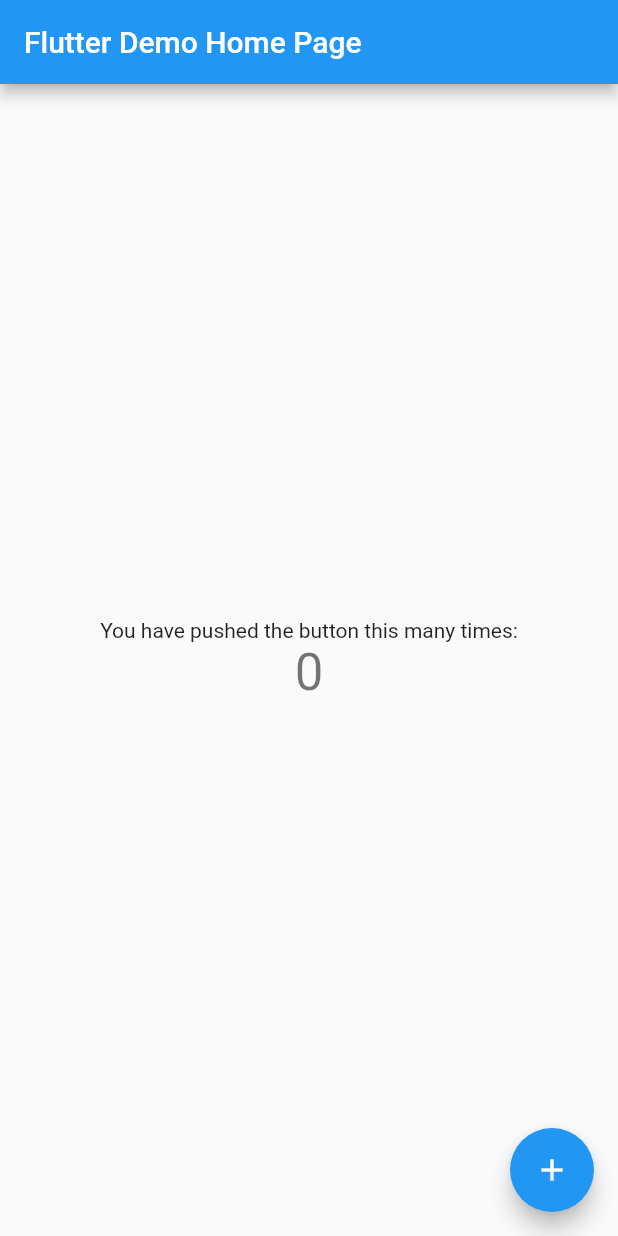
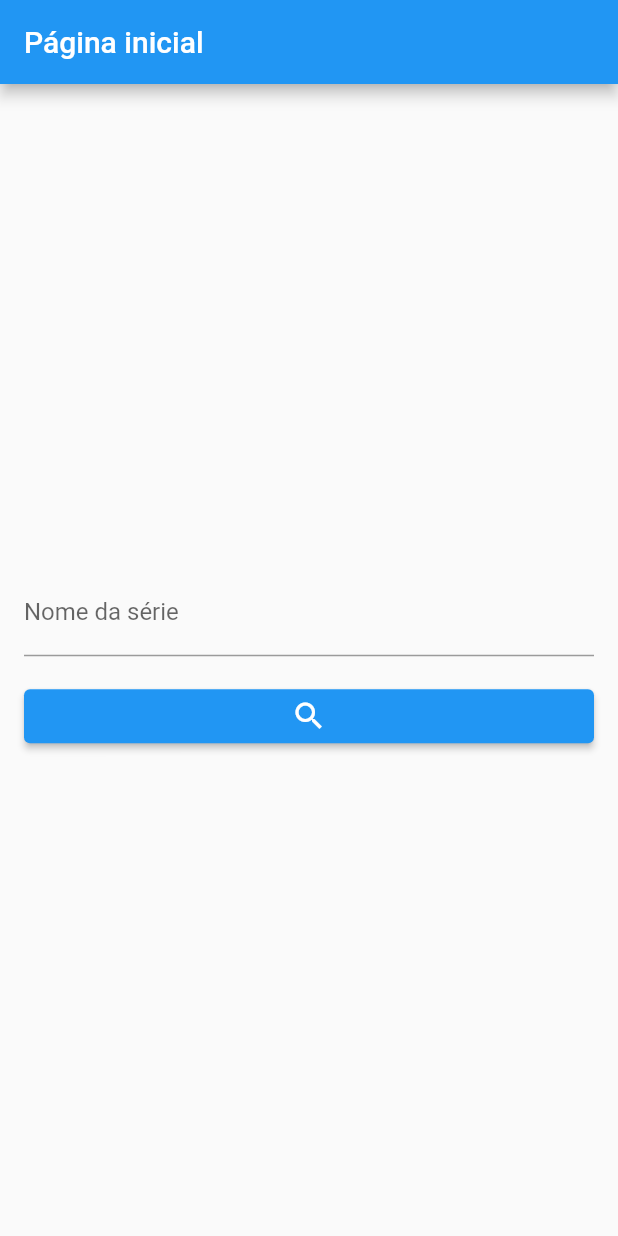
Before and after one commit to luizeduardoufg/series_app, a Flutter app: the screen it shows after launch, on a phone screen of 412 x 824 dp. Run offline on Flutter 3.47's test engine with Material 2 defaults, Android fonts, the phone set to English and light mode, and no system bars; missing offline and left inert: http_interceptor.

Commit message:
Series App - Search completed

```diff
--- /dev/null
+++ b/lib/components/searchbar.dart
@@ -0,0 +1,41 @@
+import 'package:flutter/material.dart';
+import 'package:series/screens/search_result.dart';
+
+class SearchBar extends StatelessWidget {
+  final TextEditingController _controller = TextEditingController();
+
+  @override
+  Widget build(BuildContext context) {
+    return Center(
+      child: Column(
+        mainAxisAlignment: MainAxisAlignment.center,
+        children: [
+          Padding(
+            padding: const EdgeInsets.all(16.0),
+            child: TextField(
+              controller: _controller,
+              decoration: InputDecoration(
+                labelText: 'Nome da série',
+                hintText: 'Arrow',
+              ),
+              style: TextStyle(),
+            ),
+          ),
+          Padding(
+            padding: const EdgeInsets.fromLTRB(16.0, 0, 16.0, 16.0),
+            child: SizedBox(
+              width: double.infinity,
+              child: ElevatedButton(
+                onPressed: () {
+                  Navigator.of(context).push(MaterialPageRoute(
+                      builder: (context) => SearchResult(_controller.text)));
+                },
+                child: Icon(Icons.search),
+              ),
+            ),
+          ),
+        ],
+      ),
+    );
+  }
+}
--- a/lib/main.dart
+++ b/lib/main.dart
@@ -1,113 +1,13 @@
 import 'package:flutter/material.dart';
+import 'package:series/screens/home.dart';
 
-void main() {
-  runApp(MyApp());
-}
+void main() => runApp(App());
 
-class MyApp extends StatelessWidget {
-  // This widget is the root of your application.
+class App extends StatelessWidget {
   @override
   Widget build(BuildContext context) {
     return MaterialApp(
-      title: 'Flutter Demo',
-      theme: ThemeData(
-        // This is the theme of your application.
-        //
-        // Try running your application with "flutter run". You'll see the
-        // application has a blue toolbar. Then, without quitting the app, try
-        // changing the primarySwatch below to Colors.green and then invoke
-        // "hot reload" (press "r" in the console where you ran "flutter run",
-        // or simply save your changes to "hot reload" in a Flutter IDE).
-        // Notice that the counter didn't reset back to zero; the application
-        // is not restarted.
-        primarySwatch: Colors.blue,
-      ),
-      home: MyHomePage(title: 'Flutter Demo Home Page'),
+      home: Home(),
     );
   }
 }
-
-class MyHomePage extends StatefulWidget {
-  MyHomePage({Key key, this.title}) : super(key: key);
-
-  // This widget is the home page of your application. It is stateful, meaning
-  // that it has a State object (defined below) that contains fields that affect
-  // how it looks.
-
-  // This class is the configuration for the state. It holds the values (in this
-  // case the title) provided by the parent (in this case the App widget) and
-  // used by the build method of the State. Fields in a Widget subclass are
-  // always marked "final".
-
-  final String title;
-
-  @override
-  _MyHomePageState createState() => _MyHomePageState();
-}
-
-class _MyHomePageState extends State<MyHomePage> {
-  int _counter = 0;
-
-  void _incrementCounter() {
-    setState(() {
-      // This call to setState tells the Flutter framework that something has
-      // changed in this State, which causes it to rerun the build method below
-      // so that the display can reflect the updated values. If we changed
-      // _counter without calling setState(), then the build method would not be
-      // called again, and so nothing would appear to happen.
-      _counter++;
-    });
-  }
-
-  @override
-  Widget build(BuildContext context) {
-    // This method is rerun every time setState is called, for instance as done
-    // by the _incrementCounter method above.
-    //
-    // The Flutter framework has been optimized to make rerunning build methods
-    // fast, so that you can just rebuild anything that needs updating rather
-    // than having to individually change instances of widgets.
-    return Scaffold(
-      appBar: AppBar(
-        // Here we take the value from the MyHomePage object that was created by
-        // the App.build method, and use it to set our appbar title.
-        title: Text(widget.title),
-      ),
-      body: Center(
-        // Center is a layout widget. It takes a single child and positions it
-        // in the middle of the parent.
-        child: Column(
-          // Column is also a layout widget. It takes a list of children and
-          // arranges them vertically. By default, it sizes itself to fit its
-          // children horizontally, and tries to be as tall as its parent.
-          //
-          // Invoke "debug painting" (press "p" in the console, choose the
-          // "Toggle Debug Paint" action from the Flutter Inspector in Android
-          // Studio, or the "Toggle Debug Paint" command in Visual Studio Code)
-          // to see the wireframe for each widget.
-          //
-          // Column has various properties to control how it sizes itself and
-          // how it positions its children. Here we use mainAxisAlignment to
-          // center the children vertically; the main axis here is the vertical
-          // axis because Columns are vertical (the cross axis would be
-          // horizontal).
-          mainAxisAlignment: MainAxisAlignment.center,
-          children: <Widget>[
-            Text(
-              'You have pushed the button this many times:',
-            ),
-            Text(
-              '$_counter',
-              style: Theme.of(context).textTheme.headline4,
-            ),
-          ],
-        ),
-      ),
-      floatingActionButton: FloatingActionButton(
-        onPressed: _incrementCounter,
-        tooltip: 'Increment',
-        child: Icon(Icons.add),
-      ), // This trailing comma makes auto-formatting nicer for build methods.
-    );
-  }
-}
--- /dev/null
+++ b/lib/screens/home.dart
@@ -0,0 +1,14 @@
+import 'package:flutter/material.dart';
+import 'package:series/components/searchbar.dart';
+
+class Home extends StatelessWidget {
+  @override
+  Widget build(BuildContext context) {
+    return Scaffold(
+      appBar: AppBar(
+        title: Text('Página inicial'),
+      ),
+      body: SearchBar(),
+    );
+  }
+}
--- a/pubspec.yaml
+++ b/pubspec.yaml
@@ -23,6 +23,8 @@
 dependencies:
   flutter:
     sdk: flutter
+  http:
+  http_interceptor:
 
 
   # The following adds the Cupertino Icons font to your application.
```
Also changed, not shown: lib/api/web_client.dart (added, +35 -0 lines), lib/components/circle_progress.dart (added, +19 -0 lines), lib/screens/search_result.dart (added, +124 -0 lines), pubspec.lock, 1 other file.
